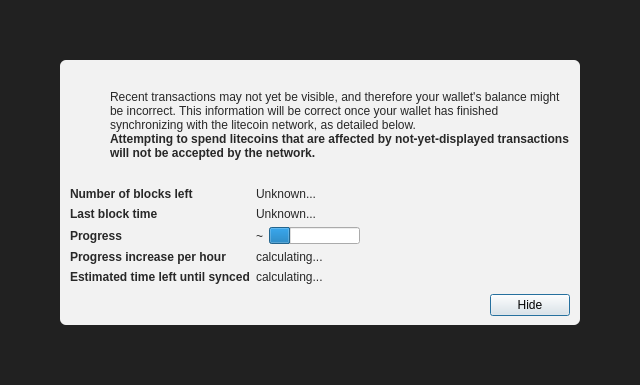
First picture: the form in src/qt/forms/modaloverlay.ui, repository monacoinproject/monacoin, before the edit.
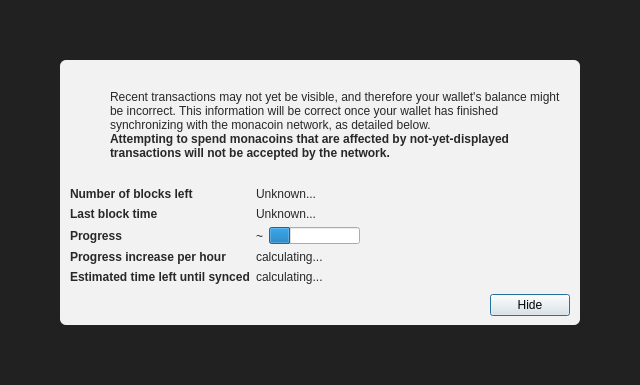
Second picture: the form after the edit. Icons and pictures are not drawn. Custom widgets are drawn as their Qt base class.

Commit message: Monacoin: Branding

Patch:
```diff
--- a/src/qt/forms/modaloverlay.ui
+++ b/src/qt/forms/modaloverlay.ui
@@ -130,7 +130,7 @@
              <item>
               <widget class="QLabel" name="infoText">
                <property name="text">
-                <string>Recent transactions may not yet be visible, and therefore your wallet's balance might be incorrect. This information will be correct once your wallet has finished synchronizing with the litecoin network, as detailed below.</string>
+                <string>Recent transactions may not yet be visible, and therefore your wallet's balance might be incorrect. This information will be correct once your wallet has finished synchronizing with the monacoin network, as detailed below.</string>
                </property>
                <property name="textFormat">
                 <enum>Qt::RichText</enum>
@@ -149,7 +149,7 @@
                 </font>
                </property>
                <property name="text">
-                <string>Attempting to spend litecoins that are affected by not-yet-displayed transactions will not be accepted by the network.</string>
+                <string>Attempting to spend monacoins that are affected by not-yet-displayed transactions will not be accepted by the network.</string>
                </property>
                <property name="textFormat">
                 <enum>Qt::RichText</enum>
```
The commit also changes 306 other files.
